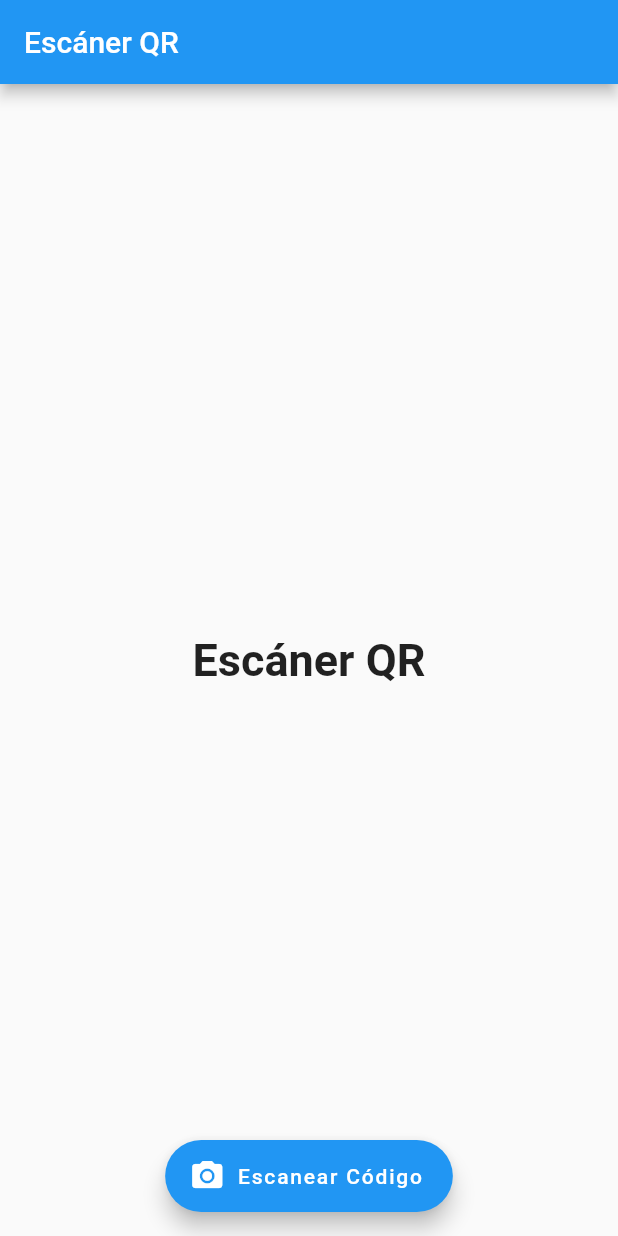
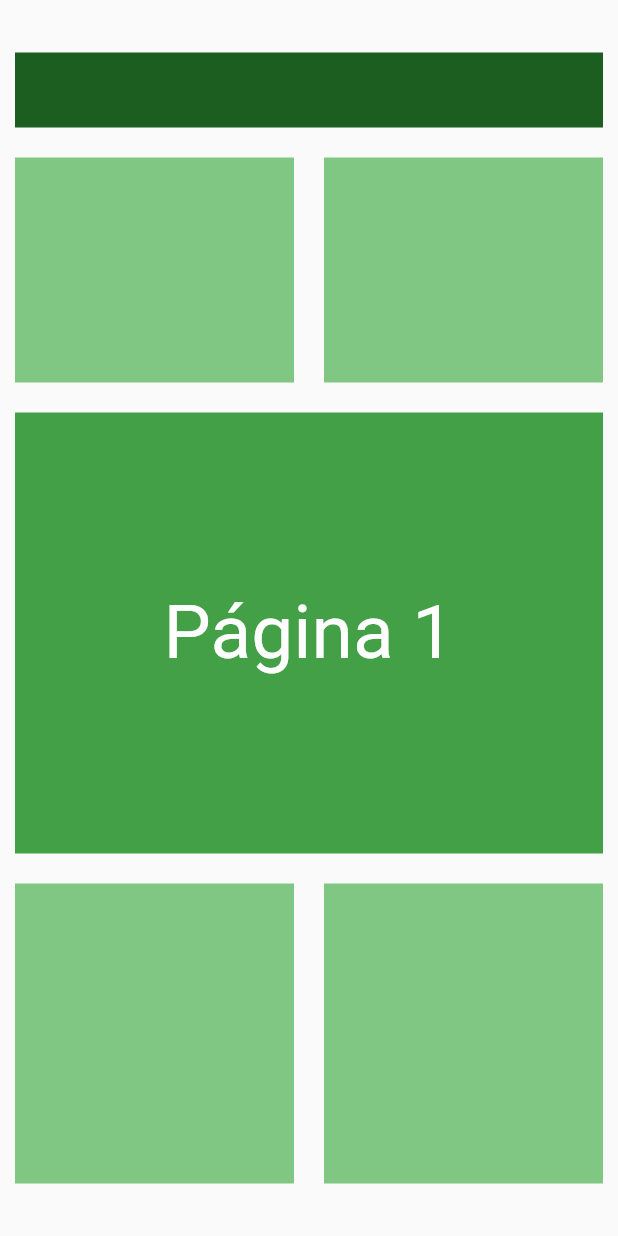
Before and after one commit to jchavaherrera/AplicacionTCU, a Flutter app: the screen it shows after launch, on a phone screen of 412 x 824 dp. Run offline on Flutter 3.47's test engine with Material 2 defaults, Android fonts, the phone set to English and light mode, and no system bars; our stand-ins replace flutter_tts; missing offline and left inert: barcode_scan.

Commit message:
funcionalidad de deslizar entre pantallas implementada con pantallas de prueba

```diff
--- a/lib/main.dart
+++ b/lib/main.dart
@@ -6,19 +6,62 @@ import 'package:barcode_scan/barcode_scan.dart';
 import 'package:flutter/services.dart';
 import 'package:flutter_tts/flutter_tts.dart';
 
-void main() => runApp(MaterialApp(
+void main() => runApp(MyApp());
+
+class MyApp extends StatelessWidget {
+  @override
+  Widget build(BuildContext context) {
+    return MaterialApp(
       debugShowCheckedModeBanner: false,
-      home: HomePage(),
-    ));
-
-class HomePage extends StatefulWidget {
-  @override
-  HomePageState createState() {
-    return HomePageState();
+      home: Scaffold(
+        body: Padding(
+          //Los márgenes a los lados de las páginas:
+          padding: const EdgeInsets.symmetric(vertical: 25, horizontal: 0),
+          child: PageViews(),
+        ),
+      ),
+    );
   }
 }
 
-class HomePageState extends State<HomePage> {
+class PageViews extends StatefulWidget {
+  @override
+  _PageViewsState createState() => _PageViewsState();
+}
+
+class _PageViewsState extends State<PageViews> {
+  PageController _controller = PageController(
+    initialPage: 0,
+  );
+
+  @override
+  void dispose(){
+    _controller.dispose();
+    super.dispose();
+  }
+
+    @override
+  Widget build(BuildContext context) {
+    return PageView(
+      controller: _controller,
+      children: [
+        Page1(),
+        Page2(),
+        Page3(),
+        ScanQRPage(),
+      ],
+    );
+  }
+}
+
+class ScanQRPage extends StatefulWidget {
+  @override
+  ScanQRPageState createState() {
+    return ScanQRPageState();
+  }
+}
+
+class ScanQRPageState extends State<ScanQRPage> {
   String result = "Escáner QR";
   final FlutterTts tts = FlutterTts();
 
@@ -74,3 +117,137 @@ class HomePageState extends State<HomePage> {
     );
   }
 }
+
+
+
+
+
+
+//COLORES
+const lightBlue = Color(0xff00bbff);
+const mediumBlue = Color(0xff00a2fc);
+const darkBlue = Color(0xff0075c9);
+
+final lightGreen = Colors.green.shade300;
+final mediumGreen = Colors.green.shade600;
+final darkGreen = Colors.green.shade900;
+
+final lightRed = Colors.red.shade300;
+final mediumRed = Colors.red.shade600;
+final darkRed = Colors.red.shade900;
+
+
+
+//Elementos de relleno (placeholders)
+class MyBox extends StatelessWidget {
+  final Color color;
+  final double height;
+  final String text;
+
+  const MyBox(this.color, {this.height, this.text});
+
+  @override
+  Widget build(BuildContext context) {
+    return Expanded(
+      child: Container(
+        margin: const EdgeInsets.all(10),
+        color: color,
+        height: (height == null) ? 150 : height,
+        child: (text == null)
+            ? null
+            : Center(
+          child: Text(
+            text,
+            style: const TextStyle(
+              fontSize: 50,
+              color: Colors.white,
+            ),
+          ),
+        ),
+      ),
+    );
+  }
+}
+
+//  Páginas de relleno (placeholders) utilizadas para demostrar la funcionalidad
+// de deslizar entre pantallas
+class Page1 extends StatelessWidget {
+  @override
+  Widget build(BuildContext context) {
+    return Column(
+      children: <Widget>[
+        Row(
+          children: [
+            MyBox(darkGreen, height: 50),
+          ],
+        ),
+        Row(
+          children: [
+            MyBox(lightGreen),
+            MyBox(lightGreen),
+          ],
+        ),
+        MyBox(mediumGreen, text: 'Página 1'),
+        Row(
+          children: [
+            MyBox(lightGreen, height: 200),
+            MyBox(lightGreen, height: 200),
+          ],
+        ),
+      ],
+    );
+  }
+}
+
+class Page2 extends StatelessWidget {
+  @override
+  Widget build(BuildContext context) {
+    return Column(
+      children: <Widget>[
+        Row(
+          children: [
+            MyBox(darkBlue, height: 50),
+            MyBox(darkBlue, height: 50),
+          ],
+        ),
+        Row(
+          children: [
+            MyBox(lightBlue),
+            MyBox(lightBlue),
+          ],
+        ),
+        MyBox(mediumBlue, text: 'Página 2'),
+        Row(
+          children: [
+            MyBox(lightBlue),
+            MyBox(lightBlue),
+          ],
+        ),
+      ],
+    );
+  }
+}
+
+class Page3 extends StatelessWidget {
+  @override
+  Widget build(BuildContext context) {
+    return Column(
+      children: <Widget>[
+        Row(
+          children: [
+            MyBox(darkRed),
+            MyBox(darkRed),
+          ],
+        ),
+        MyBox(mediumRed, text: 'Página 3'),
+        Row(
+          children: [
+            MyBox(lightRed),
+            MyBox(lightRed),
+            MyBox(lightRed),
+          ],
+        ),
+      ],
+    );
+  }
+}
```
Also changed, not shown: 2 other files.
